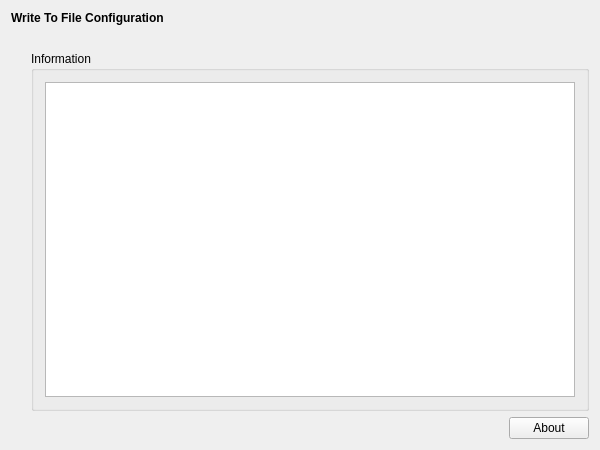
Before: the Qt Designer form applications/mne_scan/plugins/hpi/FormFiles/hpisetup.ui in mne-tools/mne-cpp, drawn with Qt 5.
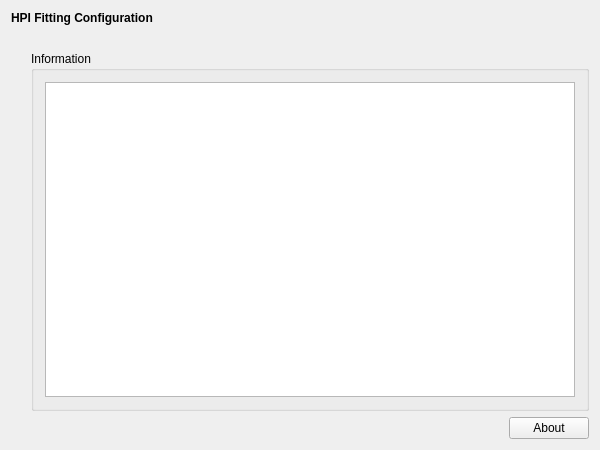
After: the same form once the commit is applied.

Commit message: ENH: Work on hpi plugin's GUI control

```diff
--- a/applications/mne_scan/plugins/hpi/FormFiles/hpisetup.ui
+++ b/applications/mne_scan/plugins/hpi/FormFiles/hpisetup.ui
@@ -23,7 +23,7 @@
       </font>
      </property>
      <property name="text">
-      <string>Write To File Configuration</string>
+      <string>HPI Fitting Configuration</string>
      </property>
     </widget>
    </item>
```
The commit also changes 6 other files.
